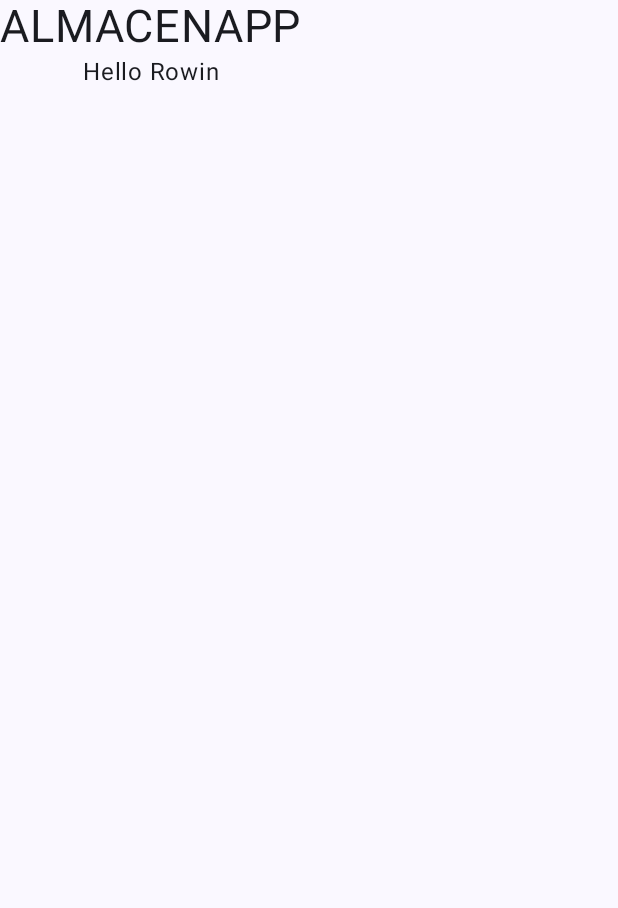
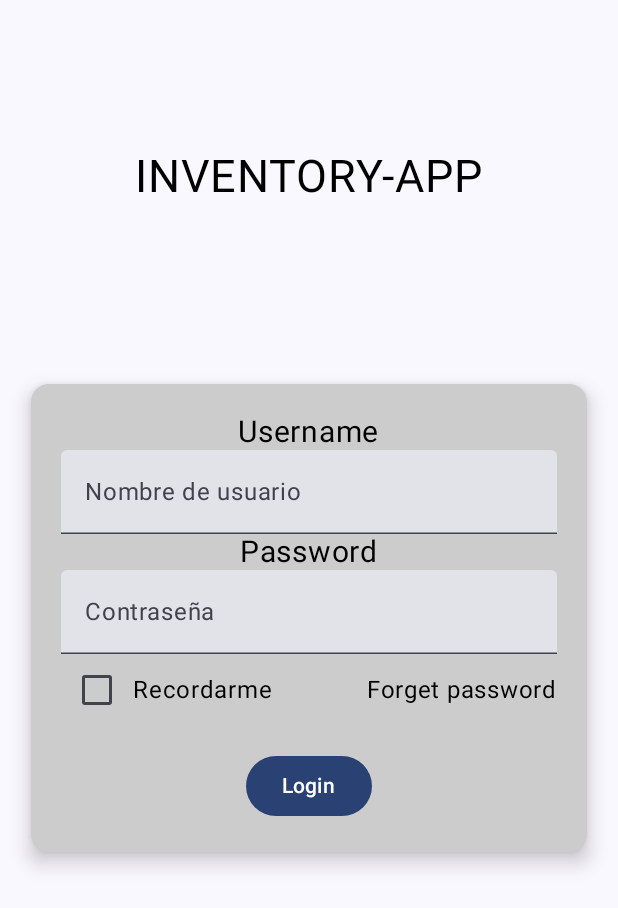
Before and after one commit to rowinzon/Proyecto_electiva1, an Android app built with Jetpack Compose: the screen it shows after launch (MainActivity), on a phone screen of 412 x 824 dp. Shown: the top 908 px of the screen. Run offline under Robolectric (Android 15) with nearby library versions, the phone set to English and light mode, and no system bars.

Commit message:
para que mi conpañero suba lo que hizo

```diff
--- a/app/build.gradle.kts
+++ b/app/build.gradle.kts
@@ -56,4 +56,6 @@ dependencies {
     androidTestImplementation(libs.androidx.compose.ui.test.junit4)
     debugImplementation(libs.androidx.compose.ui.tooling)
     debugImplementation(libs.androidx.compose.ui.test.manifest)
+
+    implementation("androidx.navigation:navigation-compose:2.8.0")
 }
--- /dev/null
+++ b/app/src/main/java/com/example/proyecto/AccionesConf.kt
@@ -0,0 +1 @@
+package com.example.proyecto
--- a/app/src/main/java/com/example/proyecto/MainActivity.kt
+++ b/app/src/main/java/com/example/proyecto/MainActivity.kt
@@ -4,18 +4,16 @@ import android.os.Bundle
 import androidx.activity.ComponentActivity
 import androidx.activity.compose.setContent
 import androidx.activity.enableEdgeToEdge
-import androidx.compose.foundation.layout.Column
-import androidx.compose.foundation.layout.fillMaxSize
-import androidx.compose.foundation.layout.padding
-import androidx.compose.material3.Scaffold
-import androidx.compose.material3.Text
-import androidx.compose.runtime.Composable
+import androidx.compose.foundation.layout.*
+import androidx.compose.material3.*
+import androidx.compose.runtime.*
+import androidx.compose.ui.Alignment
 import androidx.compose.ui.Modifier
 import androidx.compose.ui.tooling.preview.Preview
 import androidx.compose.ui.unit.sp
 import com.example.proyecto.ui.theme.ProyectoTheme
-
-import androidx.compose.ui.Alignment
+import androidx.compose.ui.unit.dp
+import androidx.compose.ui.graphics.Color
 
 class MainActivity : ComponentActivity() {
     override fun onCreate(savedInstanceState: Bundle?) {
@@ -23,10 +21,116 @@ class MainActivity : ComponentActivity() {
         enableEdgeToEdge()
         setContent {
             ProyectoTheme {
+                var pantallaActual by remember { mutableStateOf("login") }
+
                 Scaffold(modifier = Modifier.fillMaxSize()) { innerPadding ->
-                    Greeting(
-                        name = "Android",
-                        modifier = Modifier.padding(innerPadding)
+                    when (pantallaActual) {
+                        "login" -> Greeting(
+                            modifier = Modifier.padding(innerPadding),
+                            onLoginSuccess = { pantallaActual = "acciones" }
+                        )
+                        "acciones" -> AccionesConf()
+                    }
+                }
+            }
+        }
+    }
+}
+
+
+@Composable
+fun Greeting(modifier: Modifier = Modifier, onLoginSuccess: () -> Unit) {
+    var userName by remember { mutableStateOf("") }
+    var passwordUser by remember { mutableStateOf("") }
+    var rememberMe by remember { mutableStateOf(false) }
+    var loginMessage by remember { mutableStateOf("") }
+
+
+    Box(
+        modifier = Modifier.fillMaxSize()
+    ) {
+        Column(
+            modifier = Modifier
+                .align(Alignment.TopCenter)
+                .padding(top = 100.dp), // ajusta la distancia desde arriba
+            horizontalAlignment = Alignment.CenterHorizontally
+        ) {
+            Text(
+                "INVENTORY-APP",
+                fontSize = 30.sp,
+                color = Color.Black
+            )
+        }
+        Card(
+            modifier = Modifier
+                .align(Alignment.Center)
+                .fillMaxWidth(0.9f)
+                .wrapContentHeight(),
+            colors = CardDefaults.cardColors(
+                containerColor = Color.LightGray
+            ),
+            elevation = CardDefaults.cardElevation(8.dp)
+        ) {
+            Column(
+                modifier = Modifier
+                    .fillMaxWidth()
+                    .padding(20.dp),
+                verticalArrangement = Arrangement.Center,
+                horizontalAlignment = Alignment.CenterHorizontally
+            ) {
+                Text("Username", fontSize = 20.sp, color = Color.Black)
+
+                TextField(
+                    modifier = Modifier.fillMaxWidth(),
+                    value = userName,
+                    onValueChange = { userName = it },
+                    label = { Text("Nombre de usuario") }
+                )
+
+                Text("Password", fontSize = 20.sp, color = Color.Black)
+
+                TextField(
+                    modifier = Modifier.fillMaxWidth(),
+                    value = passwordUser,
+                    onValueChange = { passwordUser = it },
+                    label = { Text("Contraseña") }
+                )
+
+                Row(
+                    modifier = Modifier.fillMaxWidth(),
+                    verticalAlignment = Alignment.CenterVertically
+                ) {
+                    Row(verticalAlignment = Alignment.CenterVertically) {
+                        Checkbox(
+                            checked = rememberMe,
+                            onCheckedChange = { rememberMe = it }
+                        )
+                        Text("Recordarme", color = Color.Black)
+                    }
+                    Spacer(modifier = Modifier.weight(1f))
+                    Text("Forget password", color = Color.Black)
+                }
+
+                Spacer(modifier = Modifier.height(16.dp))
+
+                Button(
+                    onClick = {
+                        if (userName == "Prueba") {
+                            onLoginSuccess()
+                        } else {
+                            loginMessage = "usuario incorrecto"
+                        }
+                    }
+                ) {
+                    Text("Login")
+                }
+
+                if (loginMessage.isNotEmpty()) {
+                    Spacer(modifier = Modifier.height(8.dp))
+                    Text(
+                        text = loginMessage,
+                        fontSize = 18.sp,
+                        color = MaterialTheme.colorScheme.error
                     )
                 }
             }
@@ -34,25 +138,10 @@ class MainActivity : ComponentActivity() {
     }
 }
 
-@Composable
-fun Greeting(name: String, modifier: Modifier = Modifier) {
-    Column(modifier = modifier,
-        horizontalAlignment = Alignment.CenterHorizontally // Centra todos los hijos horizontalmente
-    ){
-        Text(
-            text = "ALMACENAPP",
-            fontSize = 30.sp
-        )
-        Text(
-            text = "Hello Rowin"
-        )
-    }
-}
-
 @Preview(showBackground = true)
 @Composable
 fun GreetingPreview() {
     ProyectoTheme {
-        Greeting("Android")
+        Greeting(onLoginSuccess = {})
     }
 }
```
